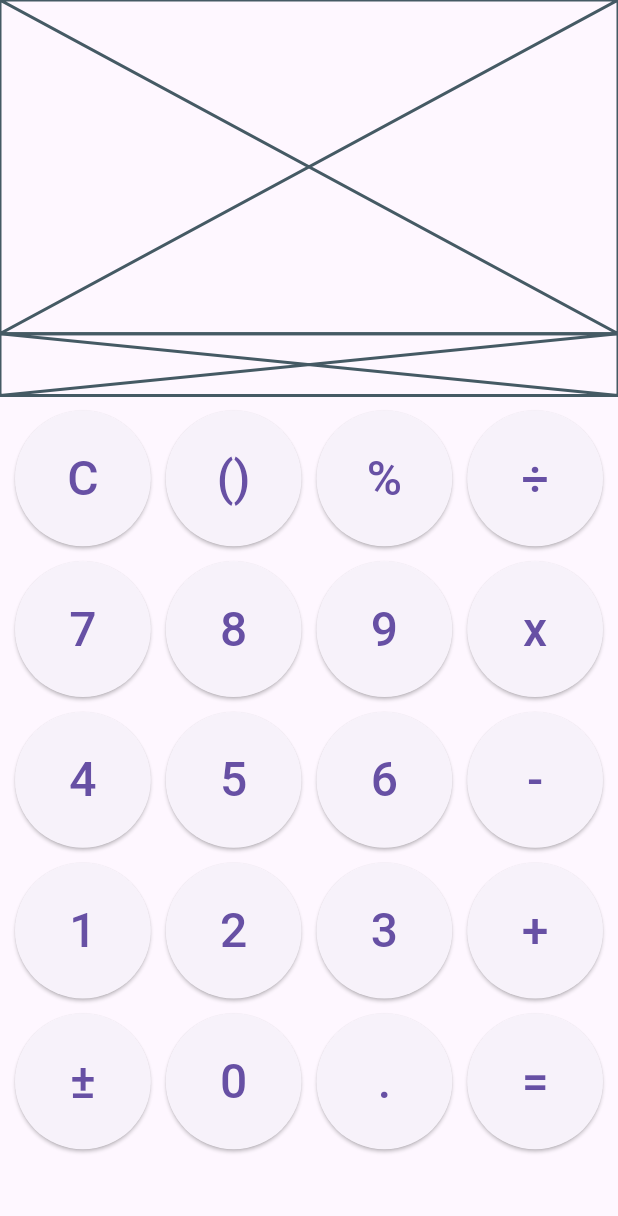
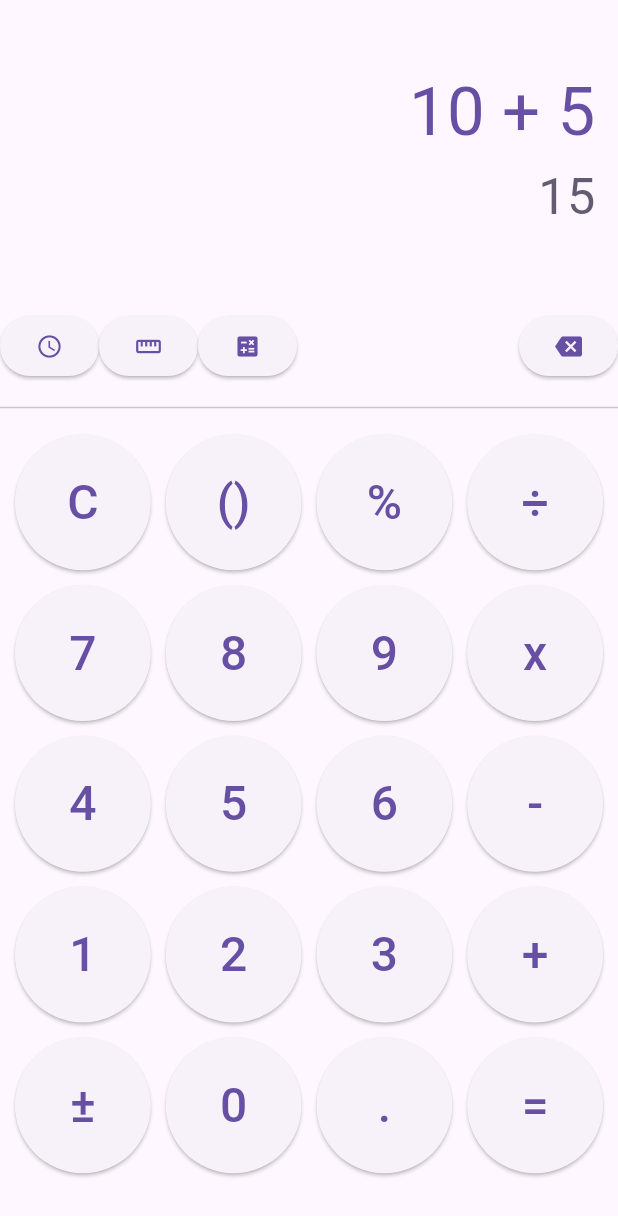
Before and after one commit to rcgomezap/Flutter-Calculator, a Flutter app: the screen it shows after launch, on a phone screen of 412 x 824 dp. Shown: the top 1216 px of the screen. Run offline on Flutter 3.47's test engine with Material 3 defaults, Android fonts, the phone set to English and light mode, and no system bars.

Commit message:
Add CalculatorBar and CalculatorDisplay widgets to enhance UI layout

```diff
--- a/lib/ui/calculator/pages/calculator_page.dart
+++ b/lib/ui/calculator/pages/calculator_page.dart
@@ -1,3 +1,5 @@
+import 'package:calculator/ui/calculator/pages/widgets/calculator_bar.dart';
+import 'package:calculator/ui/calculator/pages/widgets/calculator_display.dart';
 import 'package:calculator/ui/calculator/pages/widgets/calculator_grid.dart';
 import 'package:flutter/material.dart';
 
@@ -11,8 +13,9 @@ class CalculatorPage extends StatelessWidget {
       body: SafeArea(
         child: Column(
           children: [
-            SizedBox(height: screenHeight * 0.27, child: Placeholder()),
-            SizedBox(height: screenHeight * 0.05, child: Placeholder()),
+            SizedBox(height: screenHeight * 0.24, child: CalculatorDisplay()),
+            SizedBox(height: screenHeight * 0.08, child: CalculatorBar()),
+            Divider(),
             Expanded(child: CalculatorGrid()),
           ],
         ),
--- /dev/null
+++ b/lib/ui/calculator/pages/widgets/calculator_bar.dart
@@ -0,0 +1,18 @@
+import 'package:flutter/material.dart';
+
+class CalculatorBar extends StatelessWidget {
+  const CalculatorBar({super.key});
+
+  @override
+  Widget build(BuildContext context) {
+    return Row(
+      children: [
+        ElevatedButton(onPressed: () {}, child: Icon(Icons.access_time)),
+        ElevatedButton(onPressed: () {}, child: Icon(Icons.straighten)),
+        ElevatedButton(onPressed: () {}, child: Icon(Icons.calculate)),
+        Expanded(child: Container()),
+        ElevatedButton(onPressed: () {}, child: Icon(Icons.backspace)),
+      ],
+    );
+  }
+}
--- /dev/null
+++ b/lib/ui/calculator/pages/widgets/calculator_display.dart
@@ -0,0 +1,38 @@
+import 'package:flutter/material.dart';
+
+class CalculatorDisplay extends StatelessWidget {
+  const CalculatorDisplay({super.key});
+
+  @override
+  Widget build(BuildContext context) {
+    return Padding(
+      padding: const EdgeInsets.all(15.0),
+      child: SizedBox.expand(
+        child: Column(
+          crossAxisAlignment: CrossAxisAlignment.end,
+          mainAxisAlignment: MainAxisAlignment.center,
+          children: [
+            Text(
+              '10 + 5',
+              style: TextStyle(
+                color: Theme.of(context).colorScheme.primary,
+                fontSize:
+                    (Theme.of(context).textTheme.headlineLarge!.fontSize!) *
+                    1.4,
+              ),
+            ),
+            Text(
+              '15',
+              style: TextStyle(
+                color: Theme.of(context).colorScheme.secondary,
+                fontSize:
+                    (Theme.of(context).textTheme.headlineSmall!.fontSize!) *
+                    1.4,
+              ),
+            ),
+          ],
+        ),
+      ),
+    );
+  }
+}
```
